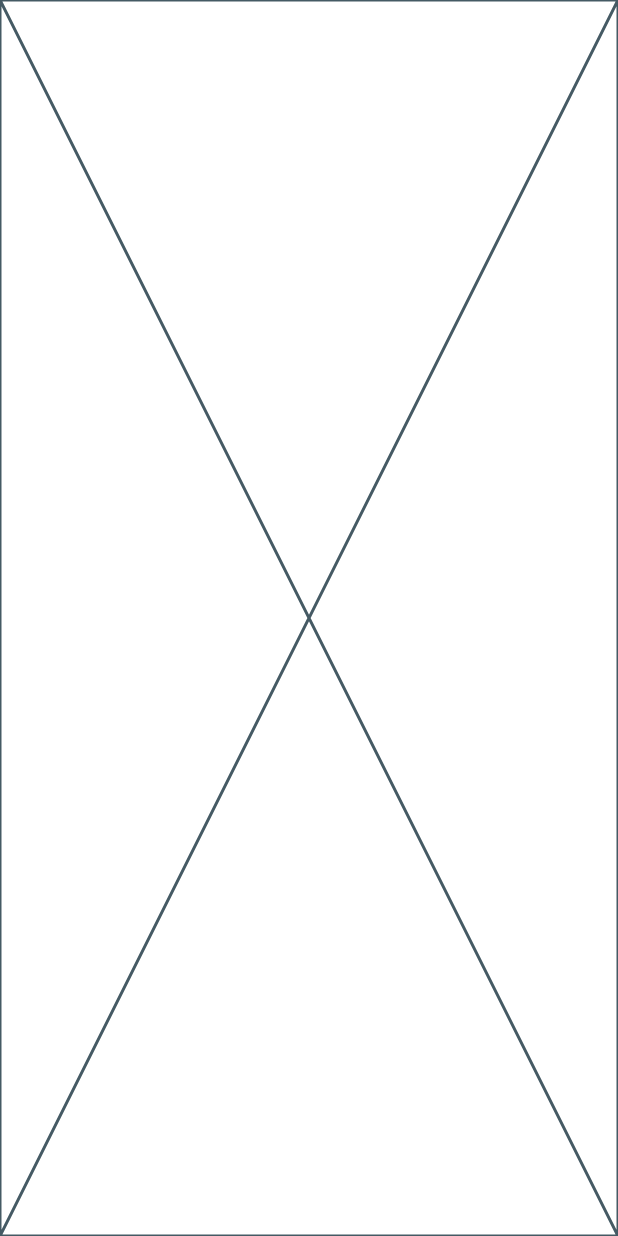
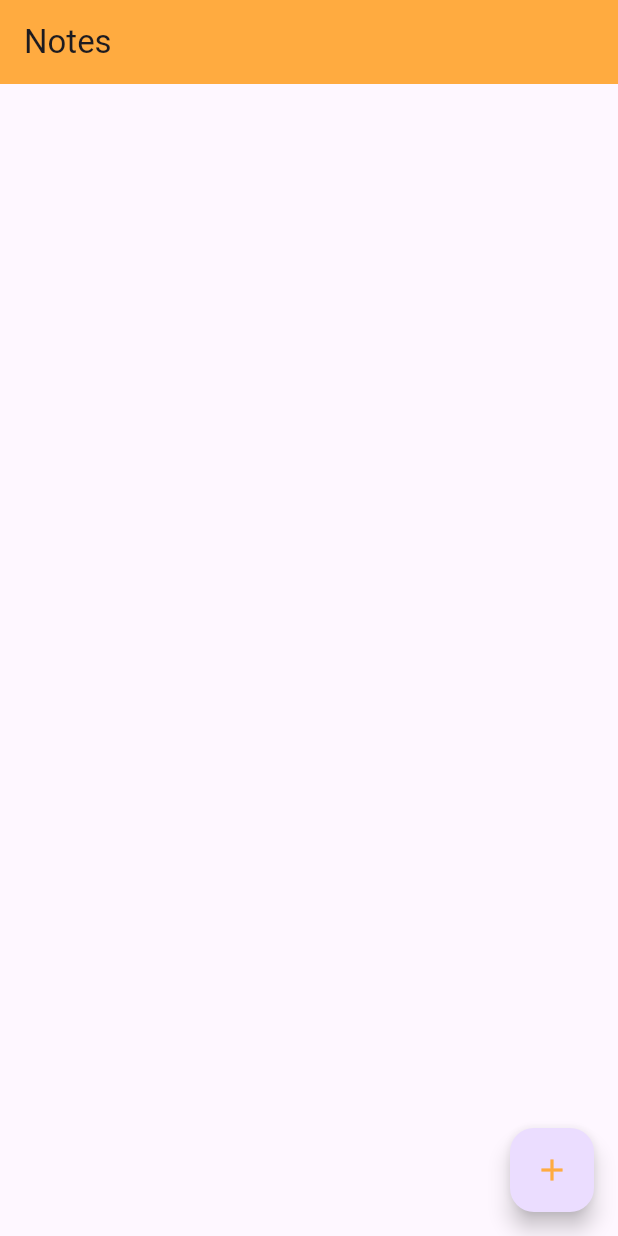
Before and after one commit to DarpanNeve/my_notes, a Flutter app: the screen it shows after launch, on a phone screen of 412 x 824 dp. Run offline on Flutter 3.47's test engine with Material 3 defaults, Android fonts, the phone set to English and light mode, and no system bars; our stand-ins replace firebase_core; accounts and stored records are empty.

Commit message:
floating button added

```diff
--- a/lib/screens/homepage.dart
+++ b/lib/screens/homepage.dart
@@ -43,7 +43,7 @@ class _HomePageState extends State<HomePage> {
                           },
                         ),
                         TextFormField(
-                          decoration:InputDecoration(
+                          decoration:const InputDecoration(
                             label: Text("Password"),
                           ),
                           validator: (value) {
--- a/lib/screens/notes.dart
+++ b/lib/screens/notes.dart
@@ -1,11 +1,22 @@
-import 'package:flutter/cupertino.dart';
+import 'package:flutter/material.dart';
 
 class Notes extends StatelessWidget {
   const Notes({super.key});
 
   @override
   Widget build(BuildContext context) {
-    return const Placeholder(
+    return Scaffold(
+      appBar: AppBar(
+        backgroundColor: Colors.orangeAccent,
+        title: const Text('Notes'),
+      ),
+      floatingActionButton: FloatingActionButton(
+        onPressed: () {},
+        child: const Icon(
+          Icons.add,
+          color: Colors.orangeAccent,
+        ),
+      ),
     );
   }
 }
```
